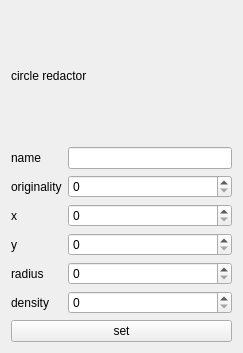
This is circleredactor.ui in persidsky94/test_mvvc as Qt 5 draws it before an edit. The edited form follows.
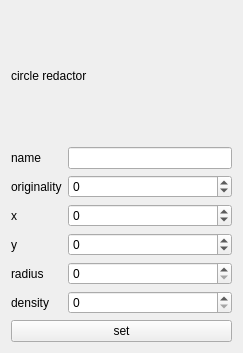
This is the edited form.

Patch:
```diff
--- a/circleredactor.ui
+++ b/circleredactor.ui
@@ -69,13 +69,34 @@
       <widget class="QLineEdit" name="nameLine"/>
      </item>
      <item row="1" column="1">
-      <widget class="QSpinBox" name="originalityBox"/>
+      <widget class="QSpinBox" name="originalityBox">
+       <property name="minimum">
+        <number>-1000</number>
+       </property>
+       <property name="maximum">
+        <number>1000</number>
+       </property>
+      </widget>
      </item>
      <item row="2" column="1">
-      <widget class="QSpinBox" name="xBox"/>
+      <widget class="QSpinBox" name="xBox">
+       <property name="minimum">
+        <number>-1000</number>
+       </property>
+       <property name="maximum">
+        <number>1000</number>
+       </property>
+      </widget>
      </item>
      <item row="3" column="1">
-      <widget class="QSpinBox" name="yBox"/>
+      <widget class="QSpinBox" name="yBox">
+       <property name="minimum">
+        <number>-1000</number>
+       </property>
+       <property name="maximum">
+        <number>1000</number>
+       </property>
+      </widget>
      </item>
      <item row="4" column="1">
       <widget class="QSpinBox" name="radiusBox"/>
```
Left out of the diff: 6 changed lines with no effect on the pictures.
